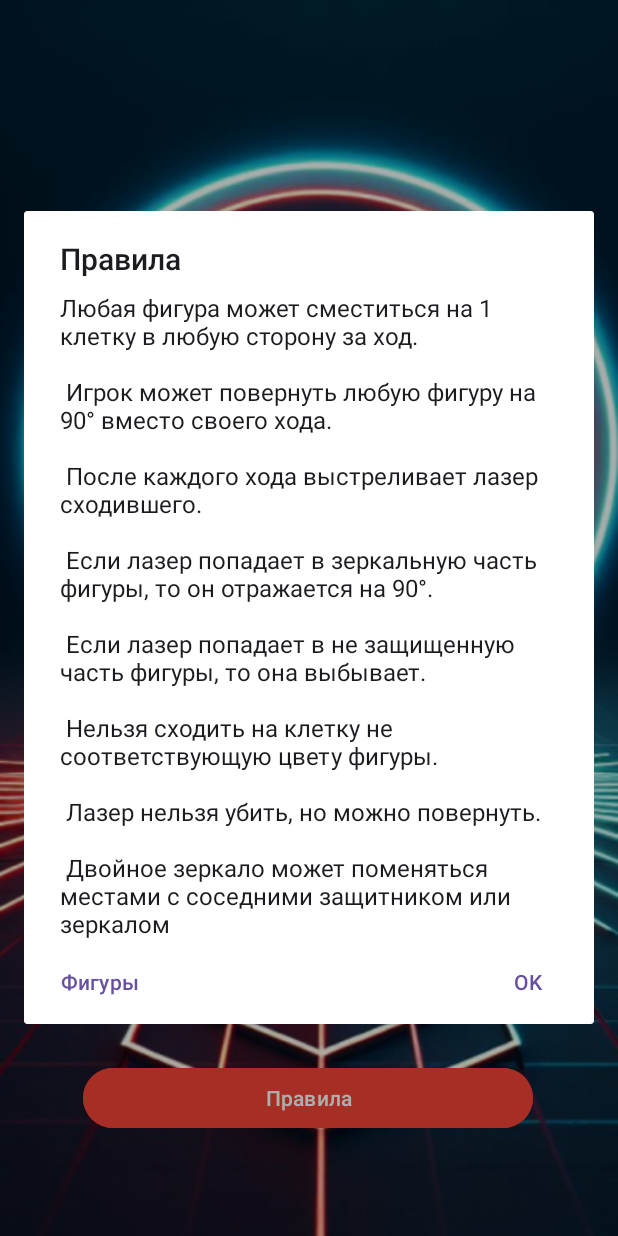
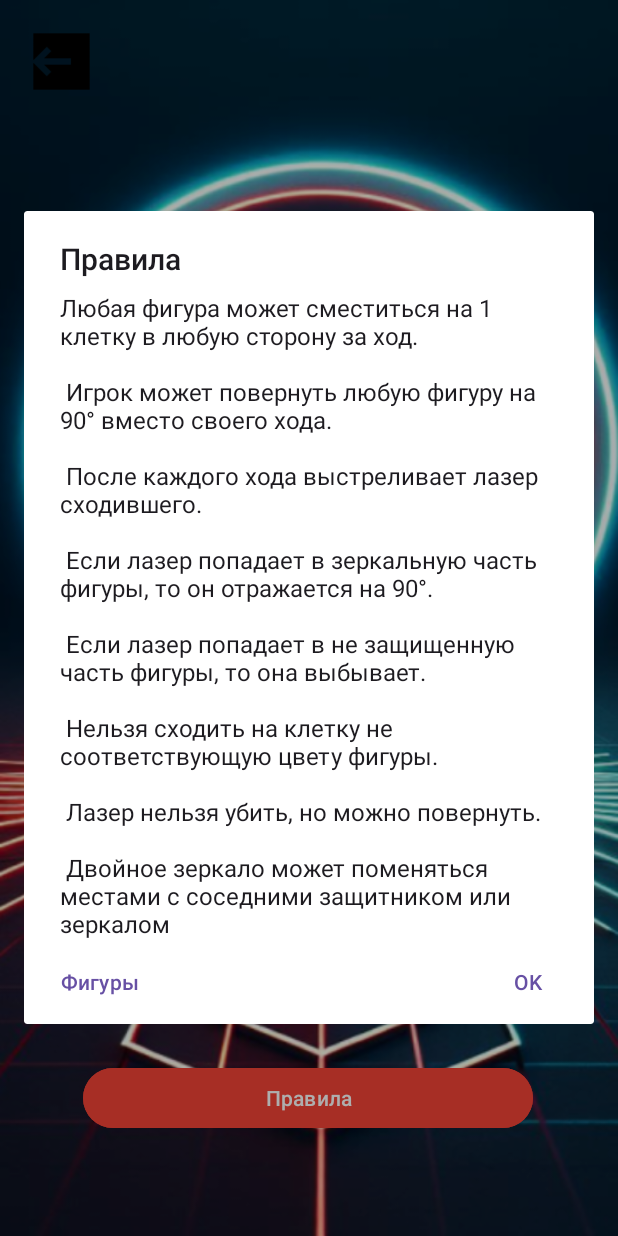
Before and after one commit to Izlydov/LaserChess, an Android app: the screen it shows after launch (MenuActivity), after a tap on "Правила", on a phone screen of 412 x 824 dp. Run offline under Robolectric (Android 15) with nearby library versions, the phone set to English and light mode, and no system bars; our stand-ins replace Room's generated code.

Commit message:
added quit and back buttons

```diff
--- a/app/src/main/java/com/example/laserchesstest/MenuActivity.java
+++ b/app/src/main/java/com/example/laserchesstest/MenuActivity.java
@@ -14,6 +14,9 @@ import android.os.Bundle;
 import android.view.LayoutInflater;
 import android.view.View;
 import android.widget.Button;
+import android.widget.ImageButton;
+import android.widget.ImageView;
+import android.widget.TextView;
 
 import java.util.List;
 import java.util.concurrent.ExecutorService;
@@ -24,10 +27,10 @@ import Database.GameBoardDatabase;
 
 public class MenuActivity extends AppCompatActivity {
     Button playButton, rulesButton, savesButton;
+    TextView quitButton;
     Intent intent;
     LayoutInflater inflater;
     int saves;
-
     GameBoardDatabase gameBoardDatabase;
     @Override
     protected void onCreate(Bundle savedInstanceState) {
@@ -37,6 +40,7 @@ public class MenuActivity extends AppCompatActivity {
         savesButton = findViewById(R.id.button_save);
         playButton = findViewById(R.id.button_play);
         rulesButton = findViewById(R.id.button_rules);
+        quitButton = findViewById(R.id.button_quit);
         inflater = getLayoutInflater();
 
         RoomDatabase.Callback myCallBack = new RoomDatabase.Callback() {
@@ -58,6 +62,12 @@ public class MenuActivity extends AppCompatActivity {
             public void onClick(View v) {
                 intent = new Intent(MenuActivity.this, MainActivity.class);
                 startActivity(intent);
+            }
+        });
+        quitButton.setOnClickListener(new View.OnClickListener() {
+            @Override
+            public void onClick(View v) {
+                showQuitAlert(MenuActivity.this);
             }
         });
         rulesButton.setOnClickListener(new View.OnClickListener() {
@@ -96,6 +106,22 @@ public class MenuActivity extends AppCompatActivity {
                 })
                 .show();
     }
+    public void showQuitAlert(Context context) {
+        AlertDialog.Builder builder = new AlertDialog.Builder(context);
+        builder.setTitle("Вы уверены что хотите выйти?")
+                .setPositiveButton("Нет", new DialogInterface.OnClickListener() {
+                    public void onClick(DialogInterface dialog, int which) {
+                        dialog.cancel();
+                    }
+                })
+                .setNegativeButton("Да", new DialogInterface.OnClickListener() {
+                    @Override
+                    public void onClick(DialogInterface dialog, int which) {
+                        finishAffinity();
+                    }
+                })
+                .show();
+    }
     public void showAlertPieces(Context context, LayoutInflater inflater, String title) {
         AlertDialog.Builder builder = new AlertDialog.Builder(context);
         View customContentView = inflater.inflate(R.layout.custom_dialog_content, null);
--- a/app/src/main/java/com/example/laserchesstest/SavesActivity.java
+++ b/app/src/main/java/com/example/laserchesstest/SavesActivity.java
@@ -141,7 +141,7 @@ public class SavesActivity extends AppCompatActivity implements SaveAdapter.OnIt
     }
 
     public void onItemClick(int position) {
-        String selectedSave = "Вы выбрали: " + position;
+        String selectedSave = "Вы выбрали: " + (position+1);
         Toast.makeText(this, selectedSave, Toast.LENGTH_SHORT).show();
         resetSelectedColor(lastPosition);
 
--- a/app/src/main/res/layout/activity_menu.xml
+++ b/app/src/main/res/layout/activity_menu.xml
@@ -49,4 +49,15 @@
         app:layout_constraintTop_toTopOf="parent"
         app:layout_constraintVertical_bias="0.912" />
 
+    <TextView
+        android:id="@+id/button_quit"
+        android:layout_width="50dp"
+        android:layout_height="50dp"
+        android:layout_marginStart="16dp"
+        android:layout_marginTop="16dp"
+        android:background="@drawable/icon_quit"
+        android:clickable="true"
+        app:layout_constraintStart_toStartOf="parent"
+        app:layout_constraintTop_toTopOf="parent" />
+
 </androidx.constraintlayout.widget.ConstraintLayout>
```
Also changed, not shown: app/src/main/AndroidManifest.xml (+6 -4 lines), app/src/main/res/drawable/icon_back.png (added), app/src/main/res/drawable/icon_quit.png (added).
